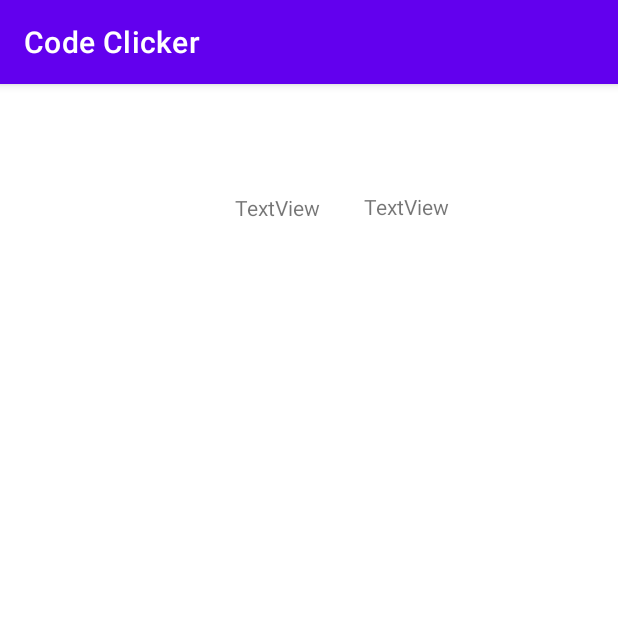
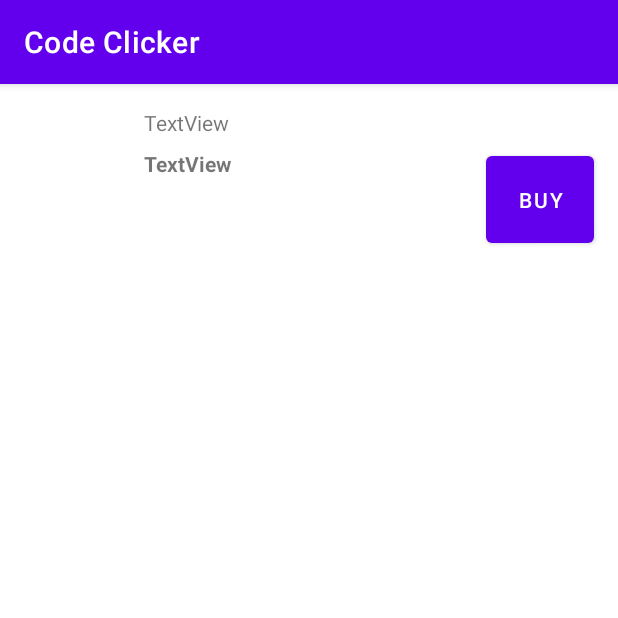
Before and after one commit to akkanben/code-clicker, an Android app: the fragment UpgradeItemFragment shown on its own in the app's theme, on a phone screen of 412 x 824 dp, the top half of it. Run offline under Robolectric (Android 15) with nearby library versions, the phone set to English and light mode, and no system bars.

Commit message:
Updates layouts for fragment and adds generator button

```diff
--- a/app/src/main/res/layout/activity_upgrade_menu_recycler_view_adapter.xml
+++ b/app/src/main/res/layout/activity_upgrade_menu_recycler_view_adapter.xml
@@ -4,6 +4,6 @@
     xmlns:tools="http://schemas.android.com/tools"
     android:layout_width="match_parent"
     android:layout_height="match_parent"
-    tools:context=".adapter.UpgradeMenuRecyclerViewAdapter">
+    tools:context=".adapter.GeneratorMenuRecyclerViewAdapter">
 
 </androidx.constraintlayout.widget.ConstraintLayout>
--- a/app/src/main/res/layout/fragment_upgrade_item.xml
+++ b/app/src/main/res/layout/fragment_upgrade_item.xml
@@ -9,43 +9,56 @@
     <!-- TODO: Update blank fragment layout -->
 
     <TextView
-        android:id="@+id/textView2"
-        android:layout_width="387dp"
-        android:layout_height="84dp"
-        android:layout_marginStart="10dp"
-        android:layout_marginTop="44dp"
-        android:layout_marginEnd="10dp"
-        app:layout_constraintEnd_toEndOf="parent"
-        app:layout_constraintStart_toStartOf="parent"
+        android:id="@+id/fragment_upgrade_title_text_view"
+        android:layout_width="150dp"
+        android:layout_height="19dp"
+        android:layout_marginStart="8dp"
+        android:layout_marginTop="16dp"
+        android:text="TextView"
+        app:layout_constraintStart_toEndOf="@+id/fragment_upgrade_image_view"
         app:layout_constraintTop_toTopOf="parent" />
-
-    <TextView
-        android:id="@+id/fragment_upgrade_title_text_view"
-        android:layout_width="wrap_content"
-        android:layout_height="20dp"
-        android:layout_marginTop="28dp"
-        android:layout_marginEnd="72dp"
-        android:text="TextView"
-        app:layout_constraintEnd_toEndOf="@+id/textView2"
-        app:layout_constraintStart_toEndOf="@+id/fragment_upgrade_description_text_view"
-        app:layout_constraintTop_toTopOf="@+id/textView2" />
 
     <ImageView
         android:id="@+id/fragment_upgrade_image_view"
-        android:layout_width="104dp"
-        android:layout_height="85dp"
-        app:layout_constraintBottom_toBottomOf="@+id/textView2"
-        app:layout_constraintStart_toStartOf="@+id/textView2"
+        android:layout_width="80dp"
+        android:layout_height="80dp"
+        android:layout_marginStart="8dp"
+        android:layout_marginTop="16dp"
+        android:layout_marginBottom="16dp"
+        app:layout_constraintBottom_toBottomOf="parent"
+        app:layout_constraintStart_toStartOf="parent"
+        app:layout_constraintTop_toTopOf="parent"
         tools:src="@tools:sample/avatars" />
 
     <TextView
         android:id="@+id/fragment_upgrade_description_text_view"
         android:layout_width="wrap_content"
         android:layout_height="wrap_content"
-        android:layout_marginStart="40dp"
-        android:layout_marginBottom="36dp"
+        android:layout_marginStart="8dp"
+        android:layout_marginTop="8dp"
         android:text="TextView"
-        app:layout_constraintBottom_toBottomOf="@+id/textView2"
-        app:layout_constraintStart_toEndOf="@+id/fragment_upgrade_image_view" />
+        android:textStyle="bold"
+        app:layout_constraintStart_toEndOf="@+id/fragment_upgrade_image_view"
+        app:layout_constraintTop_toBottomOf="@+id/fragment_upgrade_title_text_view" />
+
+    <Button
+        android:id="@+id/fragment_upgrade_purchase_button"
+        android:layout_width="72dp"
+        android:layout_height="70dp"
+        android:layout_marginEnd="16dp"
+        android:text="Buy"
+        app:layout_constraintBottom_toBottomOf="parent"
+        app:layout_constraintEnd_toEndOf="parent" />
+
+    <TextView
+        android:id="@+id/fragment_upgrade_cost_text_view"
+        android:layout_width="wrap_content"
+        android:layout_height="wrap_content"
+        android:layout_marginEnd="16dp"
+        app:layout_constraintBottom_toTopOf="@+id/fragment_upgrade_purchase_button"
+        app:layout_constraintEnd_toEndOf="parent"
+        app:layout_constraintTop_toTopOf="parent"
+        app:layout_constraintVertical_bias="0.695"
+        tools:text="COST" />
 
 </androidx.constraintlayout.widget.ConstraintLayout>
```
Also changed, not shown: app/src/main/res/layout/layout_activity_main.xml (+23 -1 lines).
